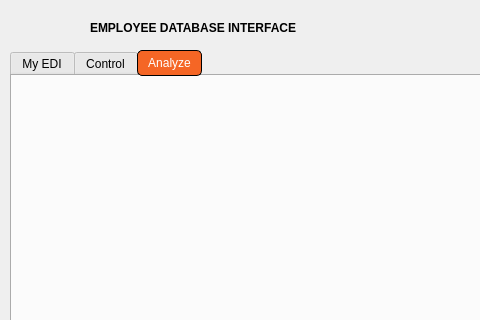
The window that EDI/windowmain.ui (katietrom11392/EDI) describes before a commit, drawn with Qt 5; both pictures show x 0 to 480 and y 0 to 320 of the 868 by 637 pixel window.
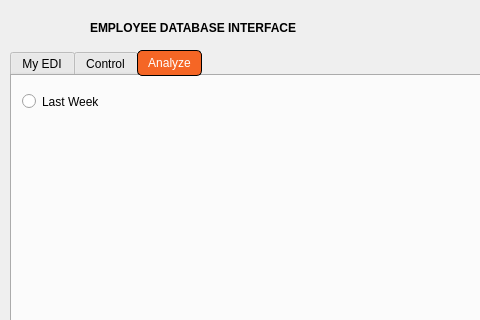
The same window after the commit. The open tabs and pages were chosen to show the change. Icons and pictures are not drawn. Custom widgets are drawn as their Qt base class.

Commit message:
Added "showLastSeven" radio button and code in windowmain.cpp
Added the Radio button needed to show the graph for the last seven days and added the base code started to get the radio button hooked up to EDI-Database

```diff
--- a/EDI/windowmain.ui
+++ b/EDI/windowmain.ui
@@ -849,13 +849,29 @@
      <property name="geometry">
       <rect>
        <x>0</x>
-       <y>20</y>
+       <y>40</y>
        <width>841</width>
-       <height>501</height>
+       <height>511</height>
       </rect>
      </property>
      <layout class="QHBoxLayout" name="horizontalLayout"/>
     </widget>
+    <widget class="QRadioButton" name="showLastSeven">
+     <property name="geometry">
+      <rect>
+       <x>10</x>
+       <y>10</y>
+       <width>181</width>
+       <height>31</height>
+      </rect>
+     </property>
+     <property name="text">
+      <string>Last Week</string>
+     </property>
+     <property name="checked">
+      <bool>false</bool>
+     </property>
+    </widget>
    </widget>
   </widget>
   <widget class="QLabel" name="labelLogo">
```
Left out of the diff: 4 changed lines with no effect on the pictures. The commit also changes 7 other files.
